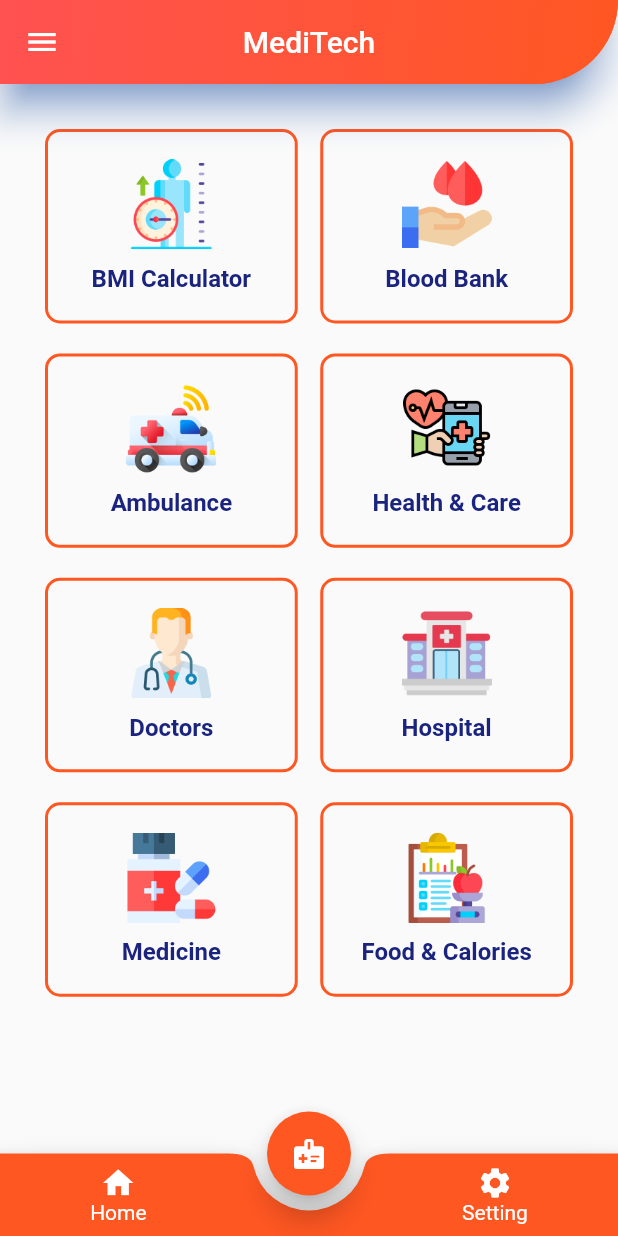
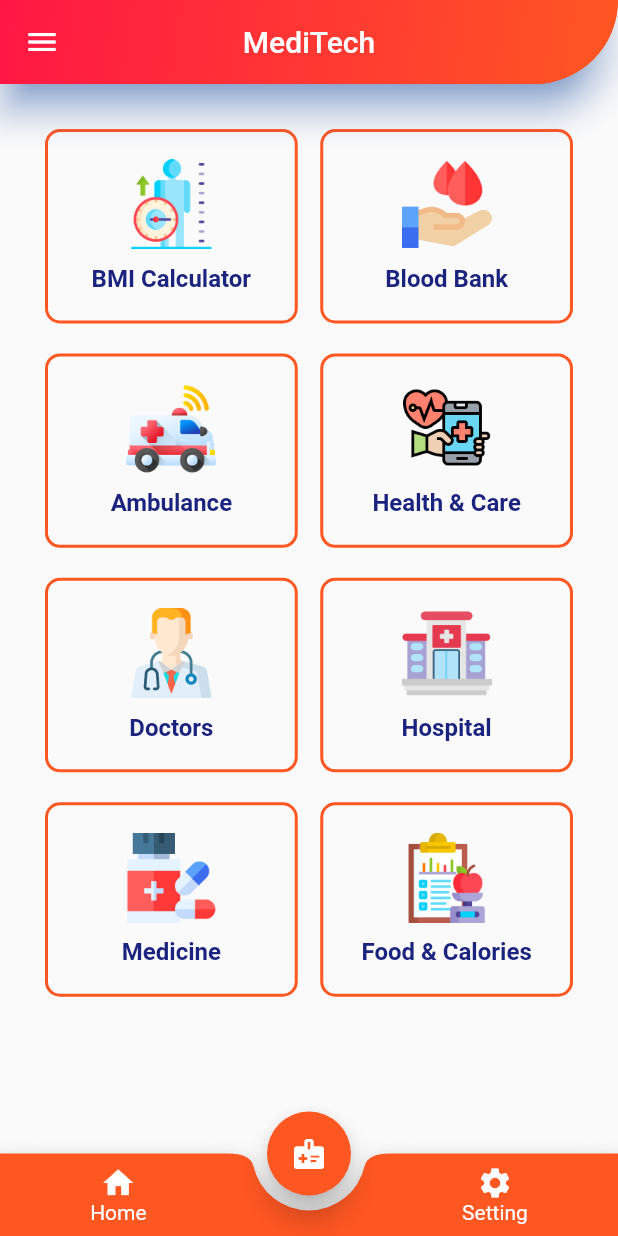
Before and after one commit to marufahmedofficial/MediTech_project_UITS, a Flutter app: the screen it shows after launch, on a phone screen of 412 x 824 dp. Run offline on Flutter 3.47's test engine with Material 2 defaults, Android fonts, the phone set to English and light mode, and no system bars.

Commit message:
app bar change

```diff
--- a/lib/pages/homepage.dart
+++ b/lib/pages/homepage.dart
@@ -51,7 +51,7 @@ class _HomePageState extends State<HomePage> {
         flexibleSpace: Container(
           decoration: BoxDecoration(
             gradient: LinearGradient(
-              colors: [Colors.deepOrange, Colors.redAccent.shade200],
+              colors: [Colors.deepOrange, Colors.redAccent.shade400],
               begin: Alignment.bottomRight,
               end: Alignment.topLeft,
             ),
```
